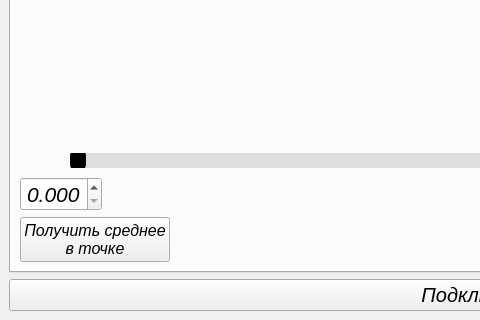
This is mainwindow.ui in Sergey-pixel-dev/controller_qt as Qt 5 draws it before an edit; both pictures show x 0 to 480 and y 335 to 655 of the 963 by 655 pixel window. The edited form follows.
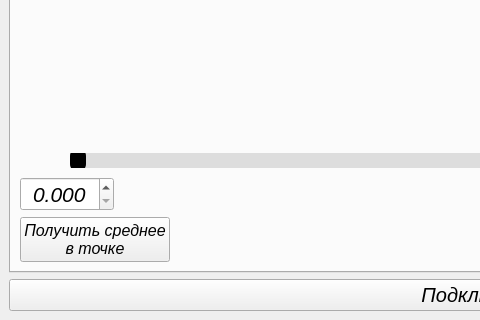
This is the edited form. The open tabs and pages were chosen to show the change. Custom widgets are drawn as their Qt base class.

Patch:
```diff
--- a/mainwindow.ui
+++ b/mainwindow.ui
@@ -1640,7 +1640,7 @@
                <number>3</number>
               </property>
               <property name="maximum">
-               <double>8.000000000000000</double>
+               <double>10.000000000000000</double>
               </property>
               <property name="singleStep">
                <double>0.014000000000000</double>
```
Left out of the diff: 2 changed lines with no effect on the pictures.
